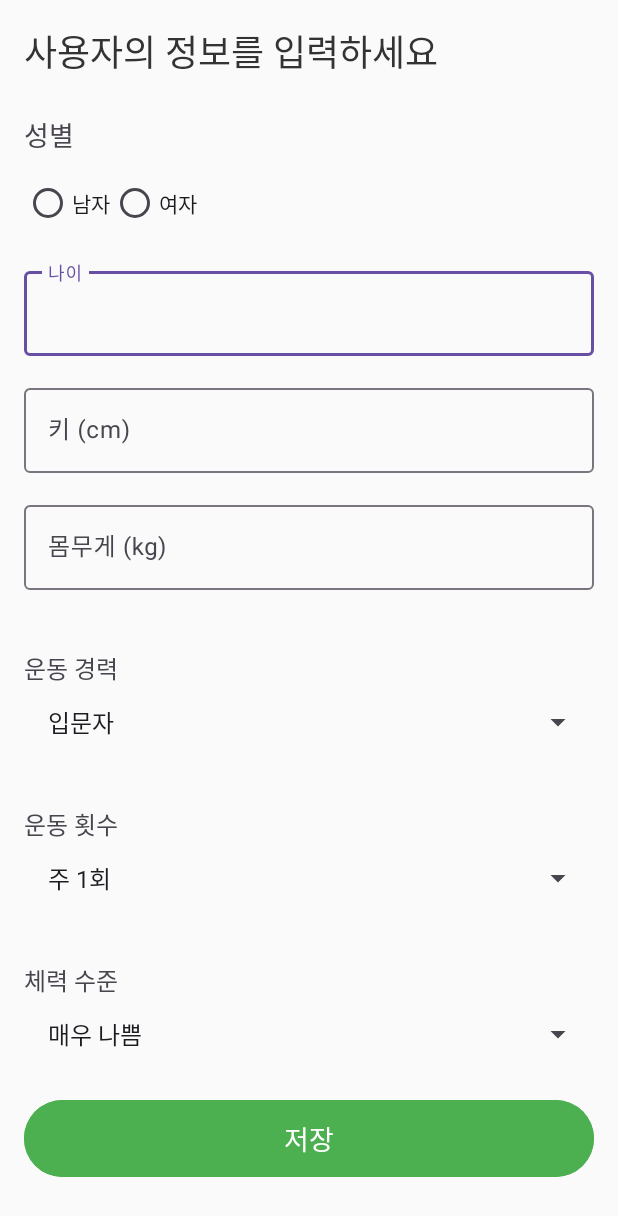
After one commit to ffinguMac/CalorieCheckApp, an Android app: the UserInfoActivity screen opened directly, with no data from a screen before it, on a phone screen of 412 x 824 dp. The commit adds this screen. Shown: the top 1216 px of the screen. Run offline under Robolectric (Android 15) with nearby library versions, the phone set to English and light mode, and no system bars.

Commit message:
add userinfo file

```diff
--- a/app/src/main/AndroidManifest.xml
+++ b/app/src/main/AndroidManifest.xml
@@ -7,7 +7,6 @@
         android:dataExtractionRules="@xml/data_extraction_rules"
         android:fullBackupContent="@xml/backup_rules"
         android:icon="@mipmap/ic_launcher"
-        android:label="@string/app_name"
         android:roundIcon="@mipmap/ic_launcher_round"
         android:supportsRtl="true"
         android:theme="@style/Theme.CalorieCheckApp"
@@ -21,6 +20,8 @@
                 <category android:name="android.intent.category.LAUNCHER" />
             </intent-filter>
         </activity>
+        <activity android:name=".LoginActivity" />
+        <activity android:name=".UserInfoActivity" />
     </application>
 
 </manifest>
--- a/app/src/main/java/com/example/caloriecheckapp/LoginActivity.java
+++ b/app/src/main/java/com/example/caloriecheckapp/LoginActivity.java
@@ -1,5 +1,6 @@
 package com.example.caloriecheckapp;
 
+import android.content.Intent;
 import android.os.Bundle;
 import android.view.View;
 import android.widget.EditText;
@@ -11,7 +12,7 @@ public class LoginActivity extends AppCompatActivity {
     @Override
     protected void onCreate(Bundle savedInstanceState) {
         super.onCreate(savedInstanceState);
-        setContentView(R.layout.login);
+        setContentView(R.layout.activity_login);
 
         // 로그인 버튼 클릭 시 이벤트
         findViewById(R.id.loginButton).setOnClickListener(new View.OnClickListener() {
@@ -24,12 +25,18 @@ public class LoginActivity extends AppCompatActivity {
                 String email = emailField.getText().toString();
                 String password = passwordField.getText().toString();
 
-                // 간단한 검증 예제
+                // 로그인 검증
                 if (email.isEmpty() || password.isEmpty()) {
                     Toast.makeText(LoginActivity.this, "Please enter all fields", Toast.LENGTH_SHORT).show();
+                } else if (email.equals("admin") && password.equals("1234")) {
+                    // 로그인 성공 시 UserInfoActivity로 이동
+                    Toast.makeText(LoginActivity.this, "Login successful", Toast.LENGTH_SHORT).show();
+                    Intent intent = new Intent(LoginActivity.this, UserInfoActivity.class);
+                    startActivity(intent);
+                    finish(); // 현재 액티비티 종료
                 } else {
-                    // 로그인 처리 로직 추가 예정
-                    Toast.makeText(LoginActivity.this, "Logging in...", Toast.LENGTH_SHORT).show();
+                    // 로그인 실패 메시지
+                    Toast.makeText(LoginActivity.this, "Invalid credentials", Toast.LENGTH_SHORT).show();
                 }
             }
         });
--- a/app/src/main/java/com/example/caloriecheckapp/MainActivity.java
+++ b/app/src/main/java/com/example/caloriecheckapp/MainActivity.java
@@ -18,8 +18,7 @@ public class MainActivity extends AppCompatActivity {
         startButton.setOnClickListener(new View.OnClickListener() {
             @Override
             public void onClick(View view) {
-                // 다음 화면으로 이동하는 인텐트 작성
-                Intent intent = new Intent(MainActivity.this, LoginActivity.class); // NextActivity는 다음 화면의 액티비티
+                Intent intent = new Intent(MainActivity.this, LoginActivity.class);
                 startActivity(intent);
             }
         });
--- /dev/null
+++ b/app/src/main/java/com/example/caloriecheckapp/UserInfoActivity.java
@@ -0,0 +1,76 @@
+package com.example.caloriecheckapp;
+
+import android.content.Intent;
+import android.os.Bundle;
+import android.view.View;
+import android.widget.ArrayAdapter;
+import android.widget.Button;
+import android.widget.EditText;
+import android.widget.RadioButton;
+import android.widget.RadioGroup;
+import android.widget.Spinner;
+import android.widget.Toast;
+import androidx.appcompat.app.AppCompatActivity;
+
+public class UserInfoActivity extends AppCompatActivity {
+
+    @Override
+    protected void onCreate(Bundle savedInstanceState) {
+        super.onCreate(savedInstanceState);
+        setContentView(R.layout.activity_user_info);
+
+        // 뷰 참조
+        RadioGroup genderGroup = findViewById(R.id.genderGroup);
+        EditText ageEditText = findViewById(R.id.ageEditText);
+        EditText heightEditText = findViewById(R.id.heightEditText);
+        EditText weightEditText = findViewById(R.id.weightEditText);
+        Spinner experienceSpinner = findViewById(R.id.experienceSpinner);
+        Spinner frequencySpinner = findViewById(R.id.frequencySpinner);
+        Spinner fitnessLevelSpinner = findViewById(R.id.fitnessLevelSpinner);
+        Button saveButton = findViewById(R.id.saveButton);
+
+        // 운동 경력 선택 항목 설정
+        ArrayAdapter<CharSequence> experienceAdapter = ArrayAdapter.createFromResource(this,
+                R.array.experience_array, android.R.layout.simple_spinner_item);
+        experienceAdapter.setDropDownViewResource(android.R.layout.simple_spinner_dropdown_item);
+        experienceSpinner.setAdapter(experienceAdapter);
+
+        // 운동 횟수 선택 항목 설정
+        ArrayAdapter<CharSequence> frequencyAdapter = ArrayAdapter.createFromResource(this,
+                R.array.frequency_array, android.R.layout.simple_spinner_item);
+        frequencyAdapter.setDropDownViewResource(android.R.layout.simple_spinner_dropdown_item);
+        frequencySpinner.setAdapter(frequencyAdapter);
+
+        // 체력 수준 선택 항목 설정
+        ArrayAdapter<CharSequence> fitnessLevelAdapter = ArrayAdapter.createFromResource(this,
+                R.array.fitness_level_array, android.R.layout.simple_spinner_item);
+        fitnessLevelAdapter.setDropDownViewResource(android.R.layout.simple_spinner_dropdown_item);
+        fitnessLevelSpinner.setAdapter(fitnessLevelAdapter);
+
+        // 저장 버튼 클릭 리스너 설정
+        saveButton.setOnClickListener(new View.OnClickListener() {
+            @Override
+            public void onClick(View view) {
+                int selectedGenderId = genderGroup.getCheckedRadioButtonId();
+                RadioButton selectedGenderButton = findViewById(selectedGenderId);
+                String gender = selectedGenderButton == null ? "" : selectedGenderButton.getText().toString();
+                String age = ageEditText.getText().toString();
+                String height = heightEditText.getText().toString();
+                String weight = weightEditText.getText().toString();
+                String experience = experienceSpinner.getSelectedItem().toString();
+                String frequency = frequencySpinner.getSelectedItem().toString();
+                String fitnessLevel = fitnessLevelSpinner.getSelectedItem().toString();
+                if (gender.isEmpty() || age.isEmpty() || height.isEmpty() || weight.isEmpty()) {
+                    Toast.makeText(UserInfoActivity.this, "Please fill in all fields", Toast.LENGTH_SHORT).show();
+                } else {
+                    // 정보 저장 및 다음 화면으로 이동
+                    Toast.makeText(UserInfoActivity.this, "Information Saved", Toast.LENGTH_SHORT).show();
+
+                    //Intent intent = new Intent(UserInfoActivity.this, MainScreenActivity.class);
+                    //startActivity(intent);
+                    finish(); // 현재 화면 종료
+                }
+            }
+        });
+    }
+}
--- a/app/src/main/res/layout/login.xml
+++ b/app/src/main/res/layout/activity_login.xml
@@ -12,7 +12,7 @@
     <TextView
         android:layout_width="wrap_content"
         android:layout_height="wrap_content"
-        android:text="Welcome Back"
+        android:text="로그인"
         android:textSize="24sp"
         android:textColor="#333333"
         android:layout_marginBottom="24dp"
@@ -23,7 +23,7 @@
         android:layout_width="match_parent"
         android:layout_height="wrap_content"
         android:layout_marginBottom="16dp"
-        android:hint="Email"
+        android:hint="ID"
         app:endIconMode="clear_text">
 
         <com.google.android.material.textfield.TextInputEditText
--- /dev/null
+++ b/app/src/main/res/layout/activity_user_info.xml
@@ -0,0 +1,155 @@
+<?xml version="1.0" encoding="utf-8"?>
+<ScrollView xmlns:android="http://schemas.android.com/apk/res/android"
+    android:layout_width="match_parent"
+    android:layout_height="match_parent"
+    android:padding="16dp"
+    android:background="#FAFAFA">
+
+    <LinearLayout
+        android:layout_width="match_parent"
+        android:layout_height="wrap_content"
+        android:orientation="vertical">
+
+        <!-- 안내 텍스트 -->
+        <TextView
+            android:layout_width="wrap_content"
+            android:layout_height="wrap_content"
+            android:text="사용자의 정보를 입력하세요"
+            android:textSize="24sp"
+            android:textColor="#333333"
+            android:layout_marginBottom="24dp"
+            android:gravity="center" />
+
+        <!-- 성별 선택 -->
+        <TextView
+            android:layout_width="wrap_content"
+            android:layout_height="wrap_content"
+            android:text="성별"
+            android:textSize="18sp"
+            android:layout_marginBottom="8dp" />
+
+        <RadioGroup
+            android:id="@+id/genderGroup"
+            android:layout_width="wrap_content"
+            android:layout_height="wrap_content"
+            android:orientation="horizontal"
+            android:layout_marginBottom="16dp">
+
+            <RadioButton
+                android:id="@+id/maleRadioButton"
+                android:layout_width="wrap_content"
+                android:layout_height="wrap_content"
+                android:text="남자" />
+
+            <RadioButton
+                android:id="@+id/femaleRadioButton"
+                android:layout_width="wrap_content"
+                android:layout_height="wrap_content"
+                android:text="여자" />
+        </RadioGroup>
+
+        <!-- 나이 입력 필드 -->
+        <com.google.android.material.textfield.TextInputLayout
+            android:layout_width="match_parent"
+            android:layout_height="wrap_content"
+            android:layout_marginBottom="16dp"
+            android:hint="나이">
+
+            <com.google.android.material.textfield.TextInputEditText
+                android:id="@+id/ageEditText"
+                android:layout_width="match_parent"
+                android:layout_height="wrap_content"
+                android:inputType="number"
+                android:textColor="#333333"
+                android:textSize="16sp" />
+        </com.google.android.material.textfield.TextInputLayout>
+
+        <!-- 키 입력 필드 -->
+        <com.google.android.material.textfield.TextInputLayout
+            android:layout_width="match_parent"
+            android:layout_height="wrap_content"
+            android:layout_marginBottom="16dp"
+            android:hint="키 (cm)">
+
+            <com.google.android.material.textfield.TextInputEditText
+                android:id="@+id/heightEditText"
+                android:layout_width="match_parent"
+                android:layout_height="wrap_content"
+                android:inputType="numberDecimal"
+                android:textColor="#333333"
+                android:textSize="16sp" />
+        </com.google.android.material.textfield.TextInputLayout>
+
+        <!-- 체중 입력 필드 -->
+        <com.google.android.material.textfield.TextInputLayout
+            android:layout_width="match_parent"
+            android:layout_height="wrap_content"
+            android:layout_marginBottom="24dp"
+            android:hint="몸무게 (kg)">
+
+            <com.google.android.material.textfield.TextInputEditText
+                android:id="@+id/weightEditText"
+                android:layout_width="match_parent"
+                android:layout_height="wrap_content"
+                android:inputType="numberDecimal"
+                android:textColor="#333333"
+                android:textSize="16sp" />
+        </com.google.android.material.textfield.TextInputLayout>
+
+        <!-- 운동 경력 선택 -->
+        <TextView
+            android:layout_width="wrap_content"
+            android:layout_height="wrap_content"
+            android:text="운동 경력"
+            android:layout_marginTop="16dp"
+            android:textSize="16sp" />
+
+        <Spinner
+            android:id="@+id/experienceSpinner"
+            android:layout_width="match_parent"
+            android:layout_height="48dp"
+            android:padding="8dp"
+            android:layout_marginBottom="16dp" />
+
+        <!-- 운동 횟수 선택 -->
+        <TextView
+            android:layout_width="wrap_content"
+            android:layout_height="wrap_content"
+            android:text="운동 횟수"
+            android:layout_marginTop="16dp"
+            android:textSize="16sp" />
+
+        <Spinner
+            android:id="@+id/frequencySpinner"
+            android:layout_width="match_parent"
+            android:layout_height="48dp"
+            android:padding="8dp"
+            android:layout_marginBottom="16dp" />
+
+        <!-- 체력 수준 선택 -->
+        <TextView
+            android:layout_width="wrap_content"
+            android:layout_height="wrap_content"
+            android:text="체력 수준"
+            android:layout_marginTop="16dp"
+            android:textSize="16sp" />
+
+        <Spinner
+            android:id="@+id/fitnessLevelSpinner"
+            android:layout_width="match_parent"
+            android:layout_height="48dp"
+            android:padding="8dp"
+            android:layout_marginBottom="16dp" />
+
+        <!-- 저장 버튼 -->
+        <Button
+            android:id="@+id/saveButton"
+            android:layout_width="match_parent"
+            android:layout_height="wrap_content"
+            android:text="저장"
+            android:textSize="18sp"
+            android:backgroundTint="#4CAF50"
+            android:textColor="#FFFFFF"
+            android:padding="12dp" />
+    </LinearLayout>
+</ScrollView>
--- a/app/src/main/res/values/strings.xml
+++ b/app/src/main/res/values/strings.xml
@@ -1,3 +1,29 @@
 <resources>
-    <string name="app_name">CalorieCheckApp</string>
+    <string-array name="experience_array">
+        <item>입문자</item>
+        <item>1~3년차 헬린이</item>
+        <item>3~5년차 중급자</item>
+        <item>5년이상 헬창</item>
+        <item>10년이상 관장</item>
+    </string-array>
+
+    <string-array name="frequency_array">
+        <item>주 1회</item>
+        <item>주 2회</item>
+        <item>주 3회</item>
+        <item>주 4회</item>
+        <item>주 5회</item>
+        <item>주 6회</item>
+        <item>주 7회</item>
+    </string-array>
+
+    <string-array name="fitness_level_array">
+        <item>매우 나쁨</item>
+        <item>나쁨</item>
+        <item>평균 이하</item>
+        <item>평균</item>
+        <item>평균 이상</item>
+        <item>좋음</item>
+        <item>매우 좋음</item>
+    </string-array>
 </resources>
```
